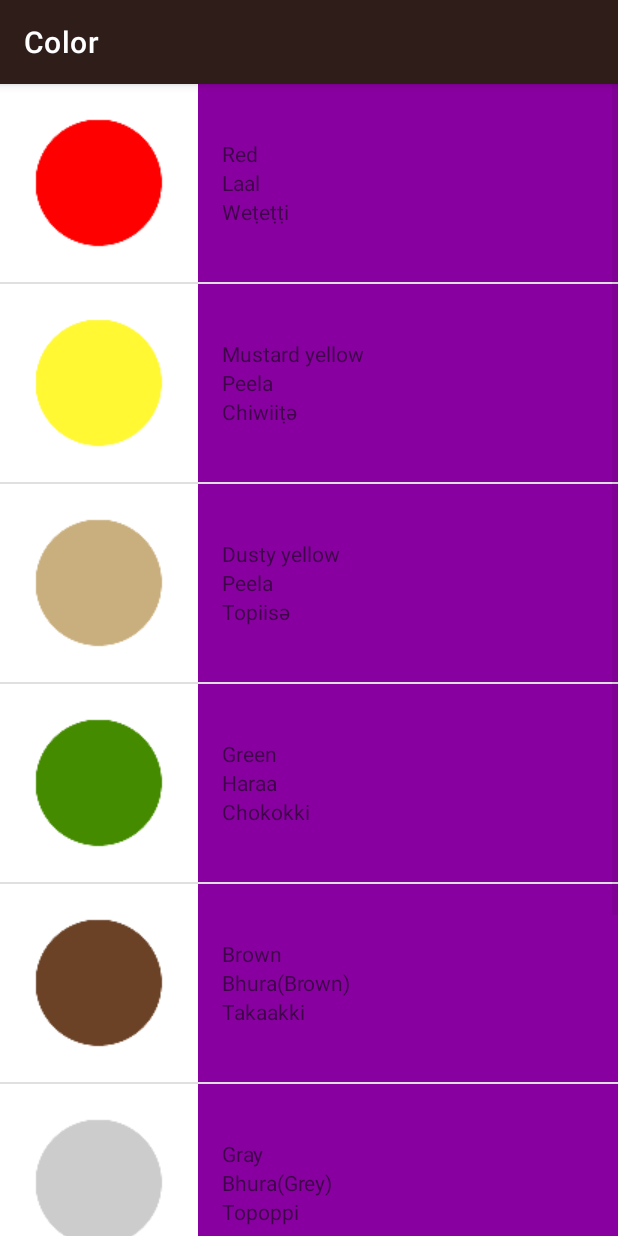
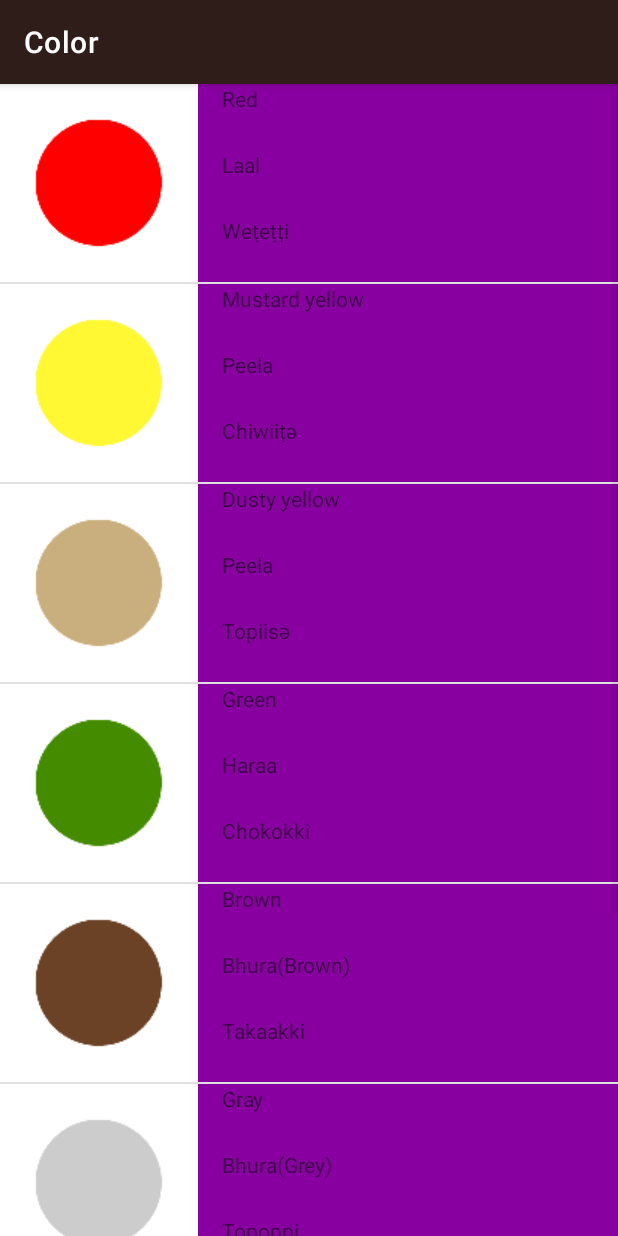
Before and after one commit to 0701MF20/Rudoxy_middled, an Android app: the ColorActivity screen opened directly, with no data from a screen before it, on a phone screen of 412 x 824 dp. Run offline under Robolectric (Android 15) with nearby library versions, the light colour scheme and no system bars.

Commit message:
In middle way of Rudoxy app directory we have to resolve all problems(continuation version and i am making change in layout)

```diff
--- a/app/src/main/java/com/example/rudoxy/NumberAdapter.java
+++ b/app/src/main/java/com/example/rudoxy/NumberAdapter.java
@@ -45,10 +45,12 @@ public class NumberAdapter extends ArrayAdapter<Word>
         }
         else
         {
-           // iv2.setImageResource(m1.getmResourceId());
-            iv2.setVisibility(View.GONE);
+           iv2.setImageResource(m1.getmResourceId());
+           iv2.setVisibility(View.GONE);
+           // iv2.setVisibility(View.INVISIBLE);
         }
         View textViewSubPart=listItemViews.findViewById(R.id.numberLayoutSubPartId);
+
         int color= ContextCompat.getColor(getContext(),mImageResourceId);
         textViewSubPart.setBackgroundColor(color);
         /*TextView num_word=(TextView)listItemViews.findViewById(R.id.nosWordId);
--- a/app/src/main/res/layout/number_item_layout_view.xml
+++ b/app/src/main/res/layout/number_item_layout_view.xml
@@ -2,7 +2,7 @@
     xmlns:android="http://schemas.android.com/apk/res/android"
     xmlns:tools="http://schemas.android.com/tools"
     android:layout_width="match_parent"
-    android:layout_height="match_parent"
+    android:layout_height="wrap_content"
     android:orientation="horizontal"
     android:id="@+id/numberLayoutId">
     <ImageView
@@ -13,26 +13,29 @@
         />
     <LinearLayout
         android:layout_width="match_parent"
-        android:layout_height="132dp"
+        android:layout_height="match_parent"
         android:orientation="vertical"
         android:id="@+id/numberLayoutSubPartId"
         android:gravity="center_vertical"
         >
         <TextView
             android:layout_width="match_parent"
-            android:layout_height="wrap_content"
+            android:layout_height="0dp"
+            android:layout_weight="1"
             android:paddingStart="16dp"
             android:id="@+id/engWordId"
             tools:ignore="RtlSymmetry" />
         <TextView
             android:layout_width="match_parent"
-            android:layout_height="wrap_content"
+            android:layout_height="0dp"
+            android:layout_weight="1"
             android:paddingStart="16dp"
             android:id="@+id/hindiWordId"
             tools:ignore="RtlSymmetry" />
         <TextView
             android:layout_width="match_parent"
-            android:layout_height="wrap_content"
+            android:layout_height="0dp"
+            android:layout_weight="1"
             android:paddingStart="16dp"
             android:id="@+id/miwokWordId"
             tools:ignore="RtlSymmetry" />
```
